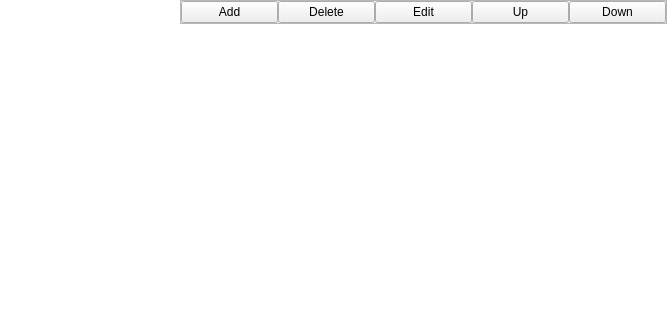
Before: the Qt Designer form src/AutoBatchRunner/dialog/optiondialog.ui in karakirimu/AutoBatchTools, drawn with Qt 5; both pictures show x 0 to 667 and y 0 to 320 of the 667 by 480 pixel window.
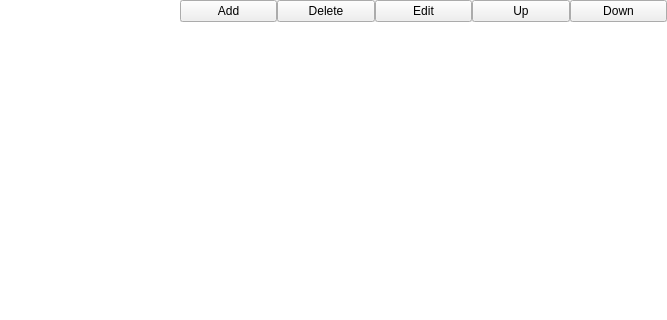
After: the same form once the commit is applied. The open tabs and pages were chosen to show the change. Icons and pictures are not drawn. Custom widgets are drawn as their Qt base class.

What changed in the file:
```diff
--- a/src/AutoBatchRunner/dialog/optiondialog.ui
+++ b/src/AutoBatchRunner/dialog/optiondialog.ui
@@ -257,7 +257,7 @@
              <bool>true</bool>
             </property>
             <property name="frameShape">
-             <enum>QFrame::StyledPanel</enum>
+             <enum>QFrame::NoFrame</enum>
             </property>
             <property name="frameShadow">
              <enum>QFrame::Raised</enum>
@@ -338,6 +338,12 @@
           </item>
           <item>
            <widget class="ProfileTable" name="profileTableWidget">
+            <property name="sizePolicy">
+             <sizepolicy hsizetype="Preferred" vsizetype="Expanding">
+              <horstretch>0</horstretch>
+              <verstretch>0</verstretch>
+             </sizepolicy>
+            </property>
             <property name="frameShape">
              <enum>QFrame::NoFrame</enum>
             </property>
```
Left out of the diff: 24 changed lines with no effect on the pictures.
